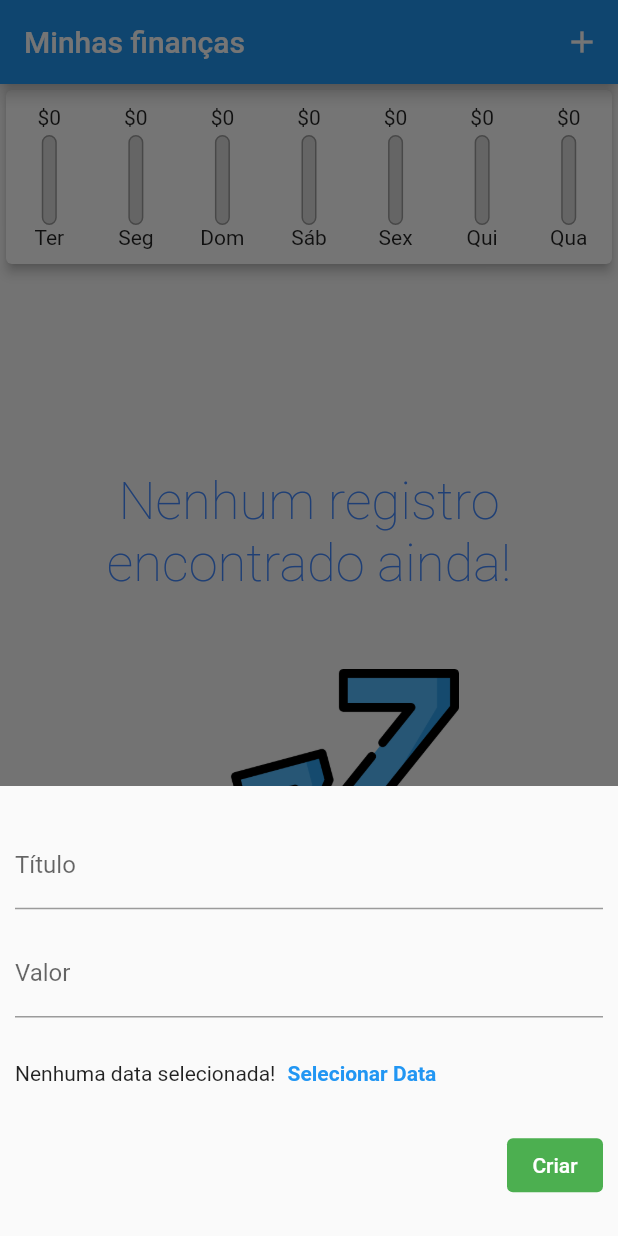
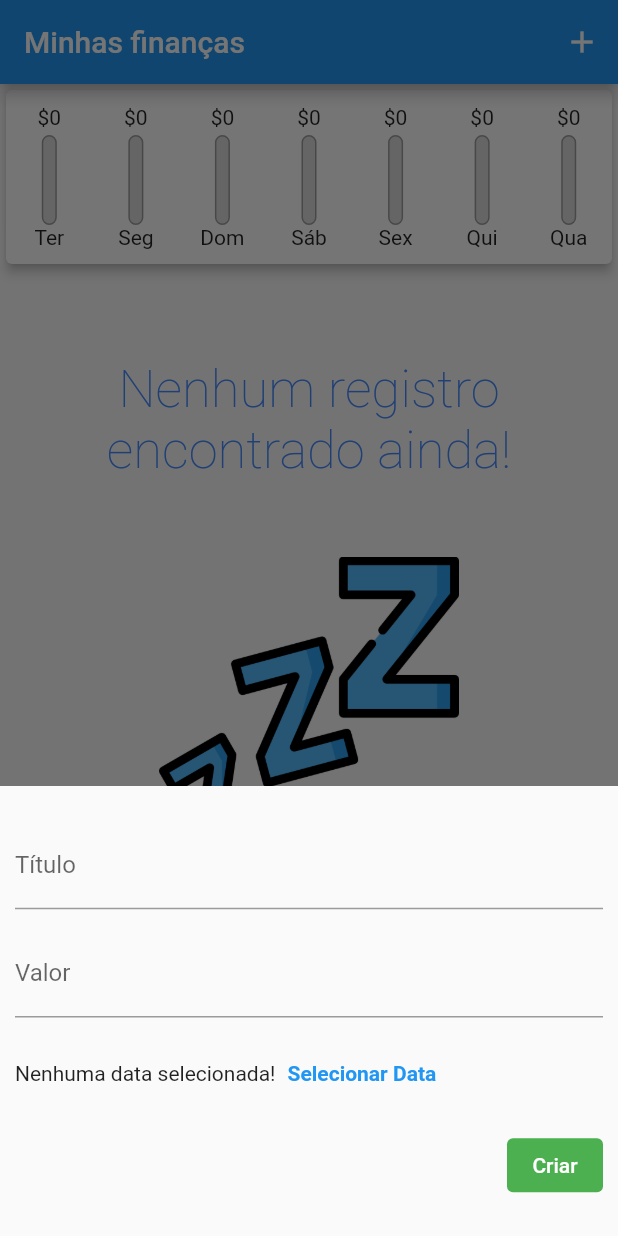
Before and after one commit to matheustkaczyk/finance_app, a Flutter app: the screen it shows after launch, after a tap on the "add" icon, on a phone screen of 412 x 824 dp. Run offline on Flutter 3.47's test engine with Material 2 defaults, Android fonts, the phone set to English and light mode, and no system bars.

Commit message:
fix: fixing program breaking bug when trying to create a empty transaction

```diff
--- a/lib/main.dart
+++ b/lib/main.dart
@@ -45,15 +45,15 @@ class _HomePageState extends State<HomePage> {
     }).toList();
   }
 
-  void _createTransactionClick(String title, double value, DateTime? date) {
+  void _createTransactionClick(String title, String value, DateTime? date) {
     try {
-      if (title.isEmpty || value <= 0 || date == null) return;
+      if (title.isEmpty || double.parse(value) <= 0 || date == null) return;
 
       setState(() {
         _transactions.add(Transaction(
             id: _transactions.length + 1,
             title: title,
-            value: value,
+            value: double.parse(value),
             date: date));
       });
     } catch (_) {
--- a/lib/widgets/new_transaction.dart
+++ b/lib/widgets/new_transaction.dart
@@ -74,7 +74,7 @@ class _NewTransactionState extends State<NewTransaction> {
             TextButton(
               onPressed: () => widget.createTransactionClick(
                   _textTitleController.text,
-                  double.parse(_textValueController.text),
+                  _textValueController.text,
                   _selectedDate),
               style: ButtonStyle(
                 backgroundColor: MaterialStateProperty.all(Colors.green),
--- a/lib/widgets/transaction_list.dart
+++ b/lib/widgets/transaction_list.dart
@@ -18,7 +18,7 @@ class TransactionsList extends StatelessWidget {
   @override
   Widget build(BuildContext context) {
     return SizedBox(
-      height: 600,
+      height: 450,
       child: transactions.isEmpty == true
           ? NotFound('Nenhum registro encontrado ainda!')
           : ListView.builder(
```
